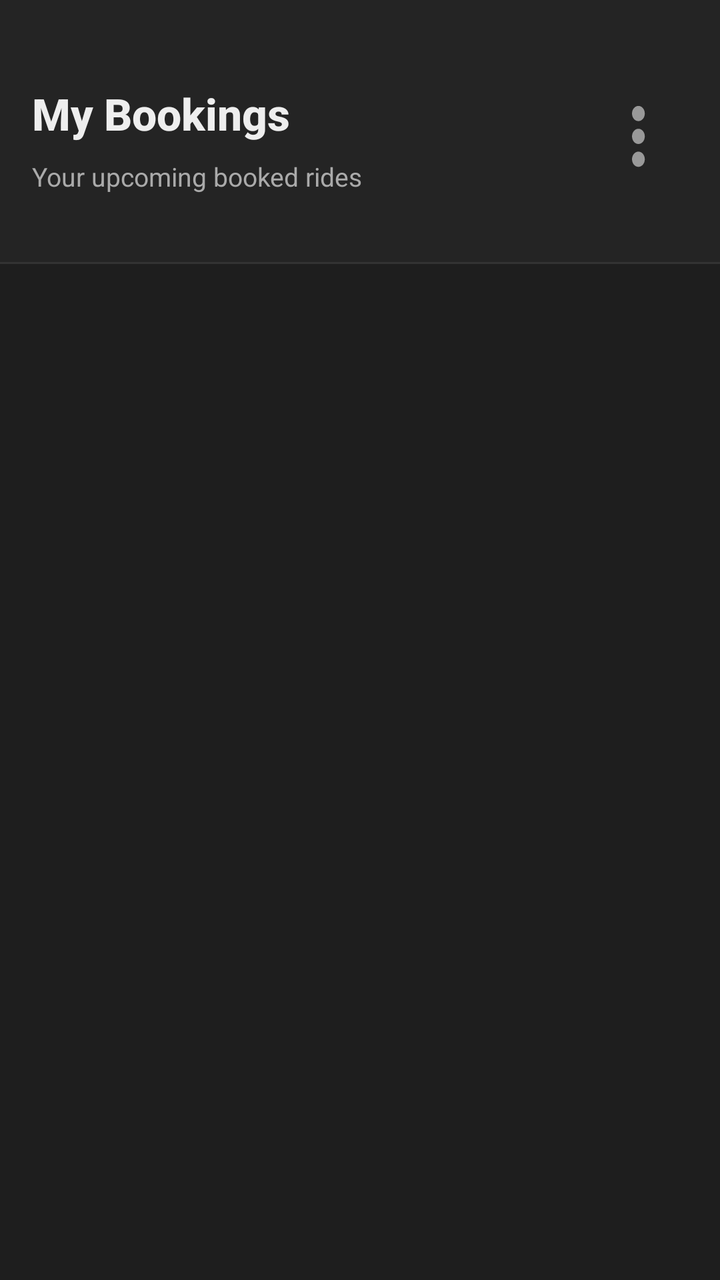
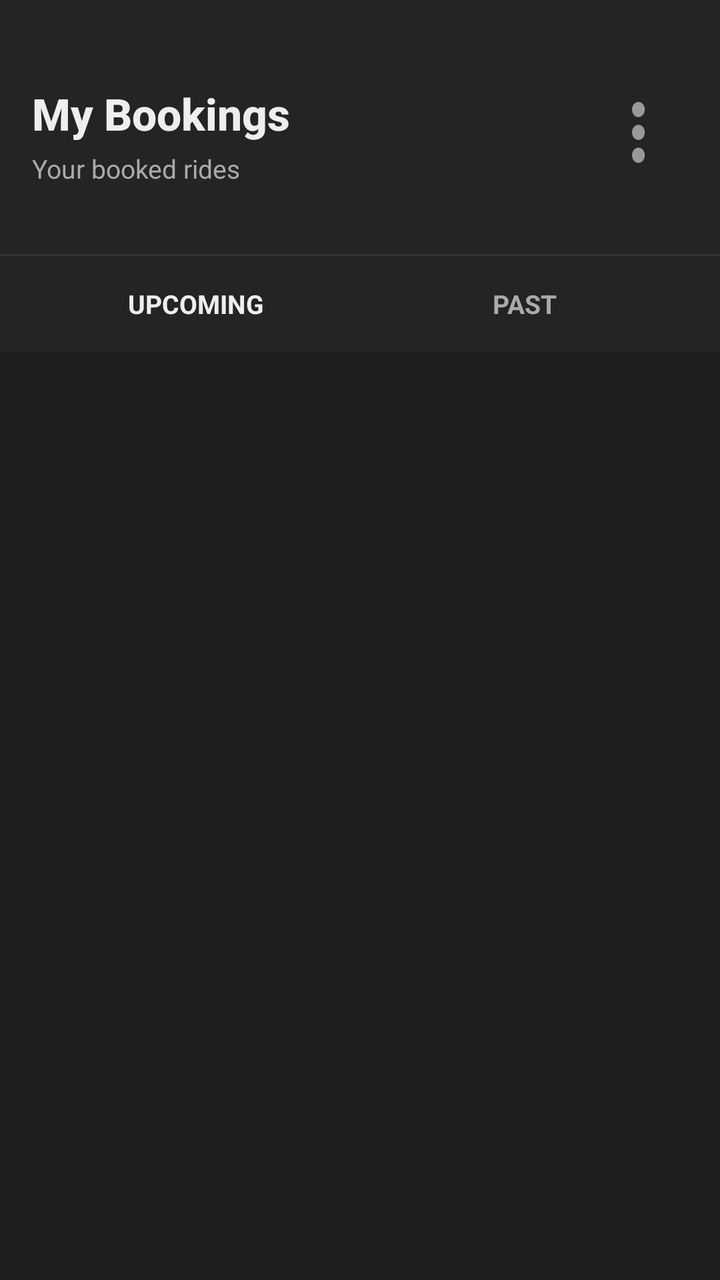

The first picture is an Android layout as it rendered before a commit; the second is the same layout after the commit. The layout source and the unified diff follow.
<!-- AndroidManifest.xml: application theme Theme.MyWay -->
<!-- res/layout/activity_my_bookings.xml -->
<?xml version="1.0" encoding="utf-8"?>
<LinearLayout
    xmlns:android="http://schemas.android.com/apk/res/android"
    xmlns:app="http://schemas.android.com/apk/res-auto"
    android:layout_width="match_parent"
    android:layout_height="match_parent"
    android:orientation="vertical"
    android:background="@color/colorBackground">

    <RelativeLayout
        android:layout_width="match_parent"
        android:layout_height="wrap_content"
        android:background="@color/colorTopBar"
        android:paddingHorizontal="16dp"
        android:paddingTop="48dp"
        android:paddingBottom="20dp">

        <LinearLayout
            android:layout_width="wrap_content"
            android:layout_height="wrap_content"
            android:orientation="vertical"
            android:layout_centerVertical="true">

            <TextView
                android:layout_width="wrap_content"
                android:layout_height="wrap_content"
                android:text="My Bookings"
                android:textColor="@color/colorPrimaryText"
                android:textSize="22sp"
                android:textStyle="bold"
                android:fontFamily="sans-serif-medium"
                android:layout_marginTop="8dp"/>

            <TextView
                android:layout_width="wrap_content"
                android:layout_height="wrap_content"
                android:text="Your upcoming booked rides"
                android:textColor="@color/colorSecondaryText"
                android:textSize="13sp"
                android:layout_marginTop="8dp"/>

        </LinearLayout>

        <ImageButton
            android:id="@+id/btnMore"
            android:layout_width="48dp"
            android:layout_height="48dp"
            android:layout_alignParentEnd="true"
            android:layout_centerVertical="true"
            android:background="?attr/selectableItemBackgroundBorderless"
            android:contentDescription="More options"
            android:src="@drawable/ic_more_vert"/>

    </RelativeLayout>

    <View
        android:layout_width="match_parent"
        android:layout_height="1dp"
        android:background="@color/colorTopBarDivider"/>

    <ProgressBar
        android:id="@+id/progressBookings"
        android:layout_width="48dp"
        android:layout_height="48dp"
        android:layout_gravity="center_horizontal"
        android:layout_marginTop="48dp"
        android:indeterminateTint="@color/colorButton"
        android:visibility="visible"/>

    <TextView
        android:id="@+id/tvEmptyBookings"
        android:layout_width="match_parent"
        android:layout_height="wrap_content"
        android:gravity="center"
        android:padding="48dp"
        android:text="You have no upcoming bookings."
        android:textColor="@color/colorSecondaryText"
        android:textSize="15sp"
        android:visibility="gone"/>

    <androidx.recyclerview.widget.RecyclerView
        android:id="@+id/recyclerViewBookings"
        android:layout_width="match_parent"
        android:layout_height="0dp"
        android:layout_weight="1"
        android:paddingTop="8dp"
        android:paddingBottom="16dp"
        android:scrollbars="vertical"
        android:visibility="gone"/>

</LinearLayout>
<!-- resources referenced by this layout -->
<resources>
  <color name="colorBackground">#1E1E1E</color>
  <color name="colorButton">#EEEEEE</color>
  <color name="colorPrimaryText">#EEEEEE</color>
  <color name="colorSecondaryText">#AAAAAA</color>
  <color name="colorTopBar">#242424</color>
  <color name="colorTopBarDivider">#333333</color>
  <!-- drawable ic_more_vert (drawable) -->
  <vector xmlns:android="http://schemas.android.com/apk/res/android"
      android:width="40dp"
      android:height="40dp"
      android:viewportWidth="25"
      android:viewportHeight="21">
      <path
          android:fillColor="#999999"
          android:pathData="M12,8c1.1,0 2,-0.9 2,-2s-0.9,-2 -2,-2 -2,0.9 -2,2 0.9,2 2,2zM12,10c-1.1,0 -2,0.9 -2,2s0.9,2 2,2 2,-0.9 2,-2 -0.9,-2 -2,-2zM12,16c-1.1,0 -2,0.9 -2,2s0.9,2 2,2 2,-0.9 2,-2 -0.9,-2 -2,-2z"/>
  </vector>
  <style name="Theme.MyWay" parent="Theme.Material3.DayNight.NoActionBar">
      </style>
</resources>

<!-- the commit's change to res/layout/activity_my_bookings.xml (unified diff, before → after) -->
@@ -34,10 +34,10 @@
             <TextView
                 android:layout_width="wrap_content"
                 android:layout_height="wrap_content"
-                android:text="Your upcoming booked rides"
+                android:text="Your booked rides"
                 android:textColor="@color/colorSecondaryText"
                 android:textSize="13sp"
-                android:layout_marginTop="8dp"/>
+                android:layout_marginTop="4dp"/>
 
         </LinearLayout>
 
@@ -57,6 +57,43 @@
         android:layout_width="match_parent"
         android:layout_height="1dp"
         android:background="@color/colorTopBarDivider"/>
+
+    <LinearLayout
+        android:layout_width="match_parent"
+        android:layout_height="wrap_content"
+        android:orientation="horizontal"
+        android:background="@color/colorTopBar"
+        android:paddingHorizontal="16dp">
+
+        <TextView
+            android:id="@+id/tabUpcoming"
+            android:layout_width="0dp"
+            android:layout_height="48dp"
+            android:layout_weight="1"
+            android:gravity="center"
+            android:text="UPCOMING"
+            android:textSize="13sp"
+            android:textStyle="bold"
+            android:textColor="@color/colorPrimaryText"/>
+
+        <TextView
+            android:id="@+id/tabPast"
+            android:layout_width="0dp"
+            android:layout_height="48dp"
+            android:layout_weight="1"
+            android:gravity="center"
+            android:text="PAST"
+            android:textSize="13sp"
+            android:textStyle="bold"
+            android:textColor="@color/colorSecondaryText"/>
+
+    </LinearLayout>
+
+    <View
+        android:id="@+id/tabIndicator"
+        android:layout_width="0dp"
+        android:layout_height="3dp"
+        android:background="@color/colorButton"/>
 
     <ProgressBar
         android:id="@+id/progressBookings"
